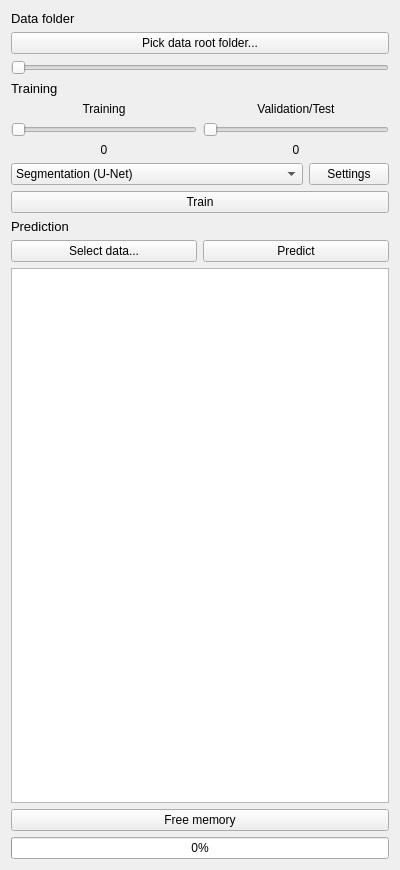
Qt form qu/ui/qu_main_widget.ui (aarpon/qu) before a commit.
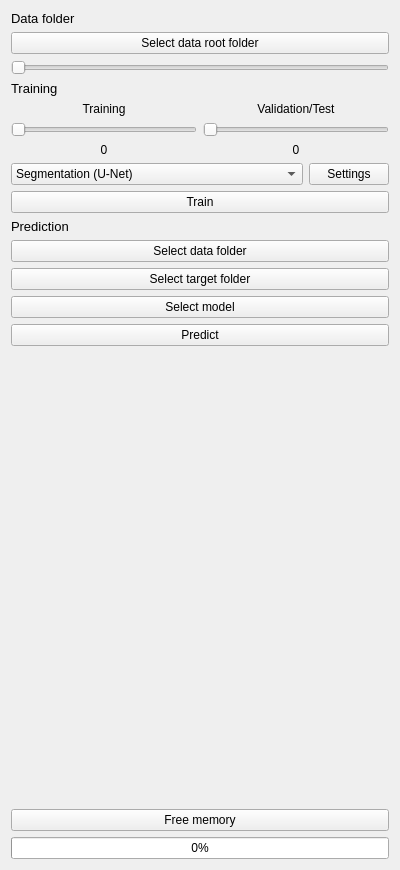
The same form after that commit.

Commit message: Implement prediction.

Diff of the .ui file:
```diff
--- a/qu/ui/qu_main_widget.ui
+++ b/qu/ui/qu_main_widget.ui
@@ -36,7 +36,7 @@
    <item>
     <widget class="QPushButton" name="pBSelectDataRootFolder">
      <property name="text">
-      <string>Pick data root folder...</string>
+      <string>Select data root folder</string>
      </property>
     </widget>
    </item>
@@ -196,52 +196,49 @@
     </widget>
    </item>
    <item>
-    <layout class="QHBoxLayout" name="hlPrediction">
-     <item>
+    <layout class="QGridLayout" name="gLPrediction">
+     <item row="0" column="0">
       <widget class="QPushButton" name="pbSelectPredictionData">
        <property name="text">
-        <string>Select data...</string>
+        <string>Select data folder</string>
        </property>
       </widget>
      </item>
-     <item>
+     <item row="1" column="0">
+      <widget class="QPushButton" name="pbSelectPredictionTarget">
+       <property name="text">
+        <string>Select target folder</string>
+       </property>
+      </widget>
+     </item>
+     <item row="3" column="0">
       <widget class="QPushButton" name="pbApplyPrediction">
        <property name="text">
         <string>Predict</string>
        </property>
       </widget>
      </item>
+     <item row="2" column="0">
+      <widget class="QPushButton" name="pbSelectPredictionModel">
+       <property name="text">
+        <string>Select model</string>
+       </property>
+      </widget>
+     </item>
     </layout>
    </item>
    <item>
-    <widget class="QTextEdit" name="teLogConsole">
-     <property name="sizePolicy">
-      <sizepolicy hsizetype="Expanding" vsizetype="Expanding">
-       <horstretch>0</horstretch>
-       <verstretch>0</verstretch>
-      </sizepolicy>
+    <spacer name="verticalSpacer">
+     <property name="orientation">
+      <enum>Qt::Vertical</enum>
      </property>
-     <property name="maximumSize">
+     <property name="sizeHint" stdset="0">
       <size>
-       <width>16777215</width>
-       <height>16777215</height>
+       <width>20</width>
+       <height>40</height>
       </size>
      </property>
-     <property name="baseSize">
-      <size>
-       <width>0</width>
-       <height>0</height>
-      </size>
-     </property>
-     <property name="font">
-      <font>
-       <pointsize>7</pointsize>
-      </font>
-     </property>
-     <property name="readOnly">
-      <bool>true</bool>
-     </property>
-    </widget>
+    </spacer>
    </item>
    <item>
     <widget class="QPushButton" name="pbFreeMemory">
```
Left out of the diff: 1 changed line with no effect on the pictures. The commit also changes 8 other files.
